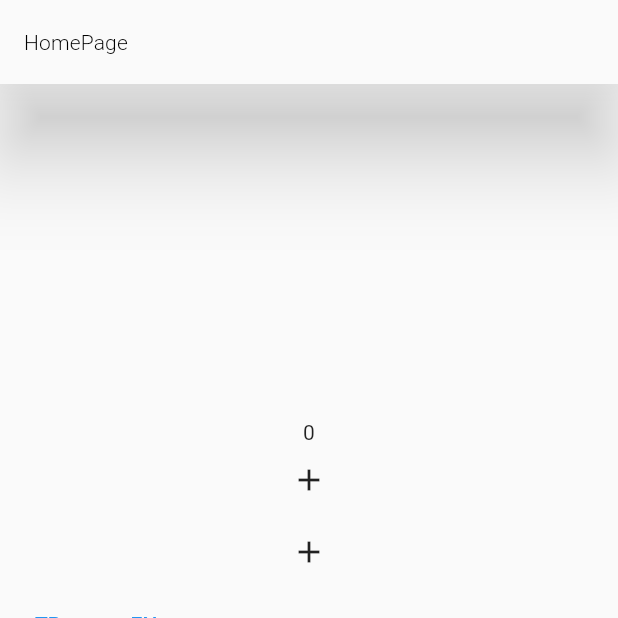
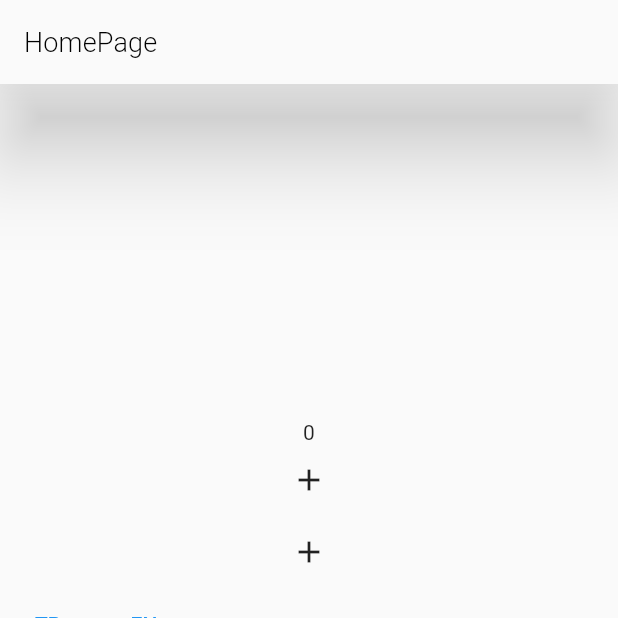
Before and after one commit to obenkucuk/one_ring_to_rule_them_all, a Flutter app: the screen it shows after launch, on a phone screen of 412 x 824 dp, the top half of it. Run offline on Flutter 3.47's test engine with Material 2 defaults, Android fonts, the phone set to English and light mode, and no system bars; our stand-ins replace auto_route, get, get_storage; generated files the repository leaves out were written again; statements that could not run were skipped.

Commit message:
text styles editted

```diff
--- a/lib/main.dart
+++ b/lib/main.dart
@@ -24,6 +24,7 @@ class MyApp extends StatelessWidget {
     final SettingsController themeController = Get.put(SettingsController());
     return Obx(
       () => GetMaterialApp.router(
+        key: themeController.appGlobalKey,
         // localizationsDelegates: const [
         //   AppLocalizations.delegate,
         //   GlobalMaterialLocalizations.delegate,
--- a/lib/pages/main_pages/home_page/view/home_view.dart
+++ b/lib/pages/main_pages/home_page/view/home_view.dart
@@ -14,7 +14,7 @@ class HomeView extends GetView<HomeController> {
           appBar: AppBar(
             title: Text(
               "HomePage",
-              style: TextStyles.s8W300(context),
+              style: s18W300,
             ),
             backgroundColor: Theme.of(context).scaffoldBackgroundColor,
             elevation: 25,
--- a/lib/pages/main_pages/settings_page/controller/settings_controller.dart
+++ b/lib/pages/main_pages/settings_page/controller/settings_controller.dart
@@ -8,6 +8,7 @@ enum StorageKeys { appLocalization, appThemeMode }
 
 class SettingsController extends GetxController {
   final box = GetStorage();
+  final GlobalKey appGlobalKey = GlobalKey();
 
 //////////////////////////////// localization
 //
--- a/lib/theme/text_style.dart
+++ b/lib/theme/text_style.dart
@@ -1,10 +1,8 @@
+import 'package:base_application/pages/main_pages/settings_page/controller/settings_controller.dart';
 import 'package:flutter/material.dart';
+import 'package:get/get.dart';
 
-class TextStyles {
-  final BuildContext context;
+final settings = Get.find<SettingsController>();
+BuildContext get context => settings.appGlobalKey.currentContext!;
 
-  TextStyles(this.context);
-
-  static TextStyle s8W300(BuildContext context) =>
-      Theme.of(context).textTheme.subtitle2!.copyWith(fontWeight: FontWeight.w300);
-}
+TextStyle get s18W300 => Theme.of(context).textTheme.subtitle2!.copyWith(fontSize: 18, fontWeight: FontWeight.w300);
```
